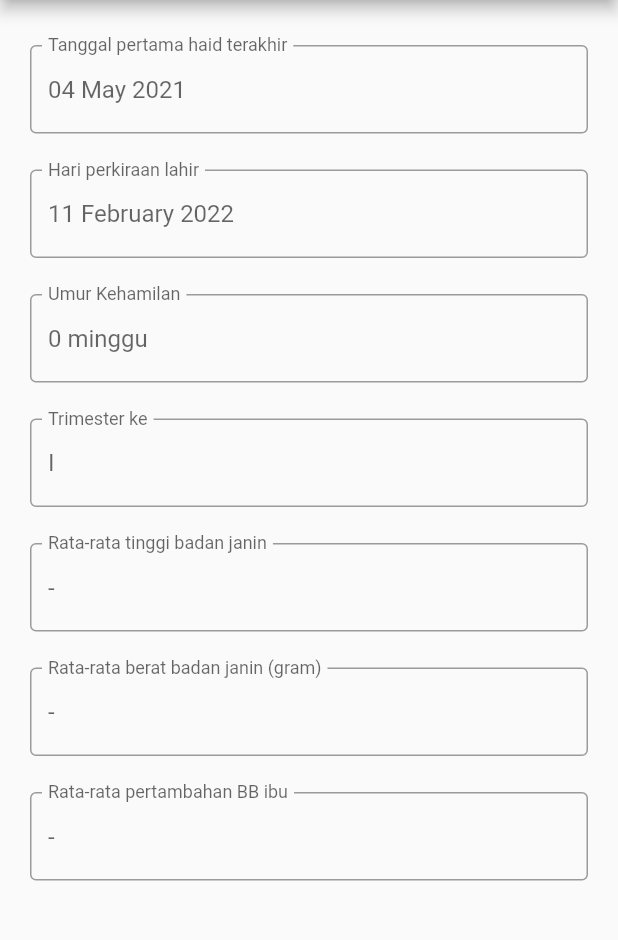
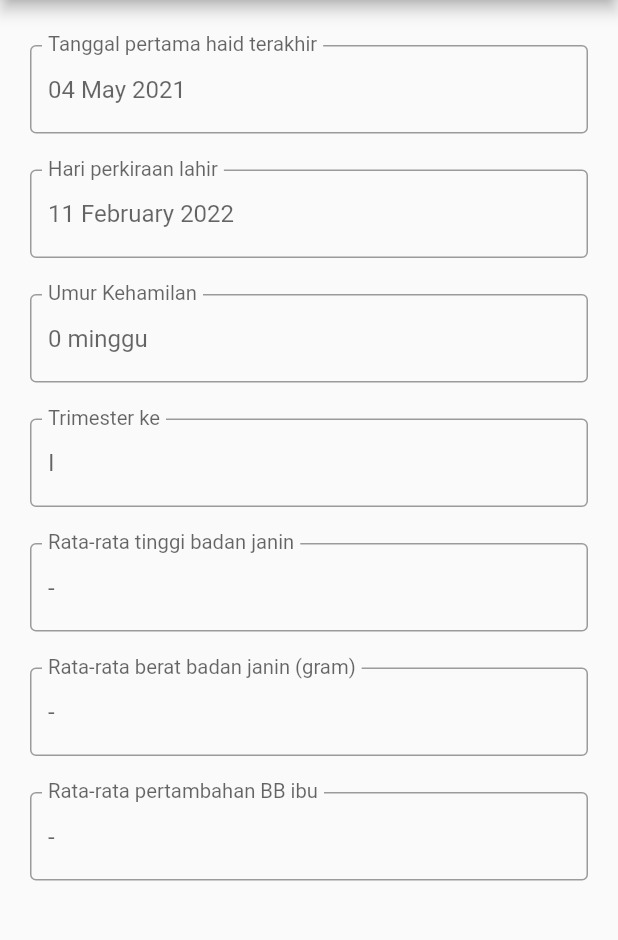
Before and after one commit to muhashil/RuangBidanApp, a Flutter app: the HamilResultView screen opened directly with empty values, on a phone screen of 412 x 824 dp, the part 84-1024 px from its top. Run offline on Flutter 3.47's test engine with Material 2 defaults, Android fonts, the light colour scheme and no system bars.

Commit message:
update for release

```diff
--- a/lib/main.dart
+++ b/lib/main.dart
@@ -1,5 +1,5 @@
 import 'package:flutter/material.dart';
-import 'package:belajar_flutter/nav.dart';
+import 'package:ruang_bidan/nav.dart';
 
 void main() {
   runApp(MyApp());
--- a/lib/nav.dart
+++ b/lib/nav.dart
@@ -1,7 +1,7 @@
 import 'package:flutter/material.dart';
-import 'package:belajar_flutter/views/hamil.dart';
-import 'package:belajar_flutter/views/kb.dart';
-import 'package:belajar_flutter/views/imt.dart';
+import 'package:ruang_bidan/views/hamil.dart';
+import 'package:ruang_bidan/views/kb.dart';
+import 'package:ruang_bidan/views/imt.dart';
 
 
 
--- a/lib/views/hamil_result.dart
+++ b/lib/views/hamil_result.dart
@@ -10,40 +10,40 @@ class HamilResultView extends StatelessWidget {
   int yearAddition = 1;
   int dateDifference;
   Map tabelKehamilan = {
-    8: {'rerata_bb': 1, 'rerata_tinggi': 4, 'rerata_bb_ibu': 0.5},
-    9: {'rerata_bb': 4, 'rerata_tinggi': 4, 'rerata_bb_ibu': 0.7},
+    8: {'rerata_bb': 1, 'rerata_tinggi': 4.0, 'rerata_bb_ibu': 0.5},
+    9: {'rerata_bb': 4, 'rerata_tinggi': 4.0, 'rerata_bb_ibu': 0.7},
     10: {'rerata_bb': 10, 'rerata_tinggi': 6.5, 'rerata_bb_ibu': 0.9},
     11: {'rerata_bb': 15, 'rerata_tinggi': 6.5, 'rerata_bb_ibu': 1.1},
-    12: {'rerata_bb': 20, 'rerata_tinggi': 9, 'rerata_bb_ibu': 1.4},
-    13: {'rerata_bb': 50, 'rerata_tinggi': 9, 'rerata_bb_ibu': 1.7},
+    12: {'rerata_bb': 20, 'rerata_tinggi': 9.0, 'rerata_bb_ibu': 1.4},
+    13: {'rerata_bb': 50, 'rerata_tinggi': 9.0, 'rerata_bb_ibu': 1.7},
     14: {'rerata_bb': 85, 'rerata_tinggi': 12.5, 'rerata_bb_ibu': 2.0},
     15: {'rerata_bb': 100, 'rerata_tinggi': 12.5, 'rerata_bb_ibu': 2.3},
-    16: {'rerata_bb': 110, 'rerata_tinggi': 16, 'rerata_bb_ibu': 2.7},
-    17: {'rerata_bb': 180, 'rerata_tinggi': 16, 'rerata_bb_ibu': 3.0},
+    16: {'rerata_bb': 110, 'rerata_tinggi': 16.0, 'rerata_bb_ibu': 2.7},
+    17: {'rerata_bb': 180, 'rerata_tinggi': 16.0, 'rerata_bb_ibu': 3.0},
     18: {'rerata_bb': 210, 'rerata_tinggi': 20.5, 'rerata_bb_ibu': 3.4},
     19: {'rerata_bb': 300, 'rerata_tinggi': 20.5, 'rerata_bb_ibu': 3.8},
-    20: {'rerata_bb': 325, 'rerata_tinggi': 25, 'rerata_bb_ibu': 4.3},
-    21: {'rerata_bb': 400, 'rerata_tinggi': 25, 'rerata_bb_ibu': 4.7},
+    20: {'rerata_bb': 325, 'rerata_tinggi': 25.0, 'rerata_bb_ibu': 4.3},
+    21: {'rerata_bb': 400, 'rerata_tinggi': 25.0, 'rerata_bb_ibu': 4.7},
     22: {'rerata_bb': 485, 'rerata_tinggi': 27.5, 'rerata_bb_ibu': 5.1},
     23: {'rerata_bb': 550, 'rerata_tinggi': 27.5, 'rerata_bb_ibu': 5.5},
-    24: {'rerata_bb': 685, 'rerata_tinggi': 30, 'rerata_bb_ibu': 5.9},
-    25: {'rerata_bb': 750, 'rerata_tinggi': 30, 'rerata_bb_ibu': 6.4},
+    24: {'rerata_bb': 685, 'rerata_tinggi': 30.0, 'rerata_bb_ibu': 5.9},
+    25: {'rerata_bb': 750, 'rerata_tinggi': 30.0, 'rerata_bb_ibu': 6.4},
     26: {'rerata_bb': 890, 'rerata_tinggi': 32.5, 'rerata_bb_ibu': 6.8},
     27: {'rerata_bb': 1000, 'rerata_tinggi': 32.5, 'rerata_bb_ibu': 7.2},
-    28: {'rerata_bb': 1150, 'rerata_tinggi': 35, 'rerata_bb_ibu': 7.4},
-    29: {'rerata_bb': 1300, 'rerata_tinggi': 35, 'rerata_bb_ibu': 7.7},
+    28: {'rerata_bb': 1150, 'rerata_tinggi': 35.0, 'rerata_bb_ibu': 7.4},
+    29: {'rerata_bb': 1300, 'rerata_tinggi': 35.0, 'rerata_bb_ibu': 7.7},
     30: {'rerata_bb': 1460, 'rerata_tinggi': 37.5, 'rerata_bb_ibu': 8.1},
     31: {'rerata_bb': 1610, 'rerata_tinggi': 37.5, 'rerata_bb_ibu': 8.4},
-    32: {'rerata_bb': 1810, 'rerata_tinggi': 40, 'rerata_bb_ibu': 8.8},
-    33: {'rerata_bb': 2000, 'rerata_tinggi': 40, 'rerata_bb_ibu': 9.1},
+    32: {'rerata_bb': 1810, 'rerata_tinggi': 40.0, 'rerata_bb_ibu': 8.8},
+    33: {'rerata_bb': 2000, 'rerata_tinggi': 40.0, 'rerata_bb_ibu': 9.1},
     34: {'rerata_bb': 2250, 'rerata_tinggi': 42.5, 'rerata_bb_ibu': 9.5},
     35: {'rerata_bb': 2500, 'rerata_tinggi': 42.5, 'rerata_bb_ibu': 10.0},
-    36: {'rerata_bb': 2690, 'rerata_tinggi': 45, 'rerata_bb_ibu': 10.4},
-    37: {'rerata_bb': 2900, 'rerata_tinggi': 45, 'rerata_bb_ibu': 10.5},
+    36: {'rerata_bb': 2690, 'rerata_tinggi': 45.0, 'rerata_bb_ibu': 10.4},
+    37: {'rerata_bb': 2900, 'rerata_tinggi': 45.0, 'rerata_bb_ibu': 10.5},
     38: {'rerata_bb': 3050, 'rerata_tinggi': 47.5, 'rerata_bb_ibu': 11.0},
     39: {'rerata_bb': 3200, 'rerata_tinggi': 47.5, 'rerata_bb_ibu': 11.3},
-    40: {'rerata_bb': 3300, 'rerata_tinggi': 50, 'rerata_bb_ibu': 11.3},
-    41: {'rerata_bb': 3400, 'rerata_tinggi': 50, 'rerata_bb_ibu': 11.3},
+    40: {'rerata_bb': 3300, 'rerata_tinggi': 50.0, 'rerata_bb_ibu': 11.3},
+    41: {'rerata_bb': 3400, 'rerata_tinggi': 50.0, 'rerata_bb_ibu': 11.3},
     42: {'rerata_bb': 3450, 'rerata_tinggi': 52.5, 'rerata_bb_ibu': 11.3}
   };
 
@@ -80,7 +80,7 @@ class HamilResultView extends StatelessWidget {
       readOnly: true,
       decoration: InputDecoration(
         labelText: 'Hari perkiraan lahir',
-        labelStyle: TextStyle(fontSize: 16.0),
+        labelStyle: TextStyle(fontSize: 18.0),
         hintText: formatter.format(hpl),
         // hintStyle: TextStyle(fontSize: 12.0),
         // hintText: '',
@@ -106,7 +106,7 @@ class HamilResultView extends StatelessWidget {
       readOnly: true,
       decoration: InputDecoration(
         labelText: 'Umur Kehamilan',
-        labelStyle: TextStyle(fontSize: 16.0),
+        labelStyle: TextStyle(fontSize: 18.0),
         hintText: umurHamil,
         // hintStyle: TextStyle(fontSize: 12.0),
         // hintText: '',
@@ -137,7 +137,7 @@ class HamilResultView extends StatelessWidget {
       readOnly: true,
       decoration: InputDecoration(
         labelText: 'Trimester ke',
-        labelStyle: TextStyle(fontSize: 16.0),
+        labelStyle: TextStyle(fontSize: 18.0),
         hintText: trimesterResult,
         // hintStyle: TextStyle(fontSize: 12.0),
         // hintText: '',
@@ -165,7 +165,7 @@ class HamilResultView extends StatelessWidget {
       readOnly: true,
       decoration: InputDecoration(
         labelText: 'Rata-rata berat badan janin (gram)',
-        labelStyle: TextStyle(fontSize: 16.0),
+        labelStyle: TextStyle(fontSize: 18.0),
         hintText: result,
         // hintStyle: TextStyle(fontSize: 12.0),
         // hintText: '',
@@ -193,7 +193,7 @@ class HamilResultView extends StatelessWidget {
       readOnly: true,
       decoration: InputDecoration(
         labelText: 'Rata-rata tinggi badan janin',
-        labelStyle: TextStyle(fontSize: 16.0),
+        labelStyle: TextStyle(fontSize: 18.0),
         hintText: result,
         // hintStyle: TextStyle(fontSize: 12.0),
         // hintText: '',
@@ -221,7 +221,7 @@ class HamilResultView extends StatelessWidget {
       readOnly: true,
       decoration: InputDecoration(
         labelText: 'Rata-rata pertambahan BB ibu',
-        labelStyle: TextStyle(fontSize: 16.0),
+        labelStyle: TextStyle(fontSize: 18.0),
         hintText: result,
         // hintStyle: TextStyle(fontSize: 12.0),
         // hintText: '',
@@ -251,7 +251,7 @@ class HamilResultView extends StatelessWidget {
               decoration: InputDecoration(
                 enabled: true,
                 labelText: 'Tanggal pertama haid terakhir',
-                labelStyle: TextStyle(fontSize: 16.0),
+                labelStyle: TextStyle(fontSize: 18.0),
                 hintText: formatter.format(lastHaidDate),
                 // hintStyle: TextStyle(fontSize: 12.0),
                 // hintText: '',
--- a/lib/views/kb.dart
+++ b/lib/views/kb.dart
@@ -1,4 +1,4 @@
-import 'package:belajar_flutter/views/kb_result.dart';
+import 'package:ruang_bidan/views/kb_result.dart';
 import 'package:flutter/cupertino.dart';
 import 'package:flutter/material.dart';
 import 'package:intl/intl.dart' as intl;
@@ -41,7 +41,7 @@ class _KbViewState extends State<KbView> {
               setState(() => {_selectDate(context)})
             },
             decoration: InputDecoration(
-              labelText: 'Tanggal',
+              labelText: 'Tanggal Suntik Terakhir',
               labelStyle: TextStyle(fontSize: 16.0),
               hintText: _formatter.format(_selectedDate),
               border: OutlineInputBorder(
--- a/lib/views/kb_result.dart
+++ b/lib/views/kb_result.dart
@@ -12,7 +12,7 @@ class KbResultView extends StatelessWidget {
   }) : super(key: key);
 
   Widget _buildKbResult() {
-    DateTime nextSuntikKb = selectedDate.add(const Duration(days: 30));
+    DateTime nextSuntikKb = selectedDate.add(const Duration(days: 84));
 
     return TextFormField(
       readOnly: true,
--- a/pubspec.yaml
+++ b/pubspec.yaml
@@ -1,5 +1,5 @@
-name: belajar_flutter
-description: A new Flutter project.
+name: ruang_bidan
+description: Aplikasi ruang bidan.
 
 # The following line prevents the package from being accidentally published to
 # pub.dev using `pub publish`. This is preferred for private packages.
```
Also changed, not shown: lib/views/hamil.dart (+24 -24 lines), lib/views/imt.dart (+5 -6 lines), lib/views/imt_result.dart (+41 -2 lines), 16 other files.
